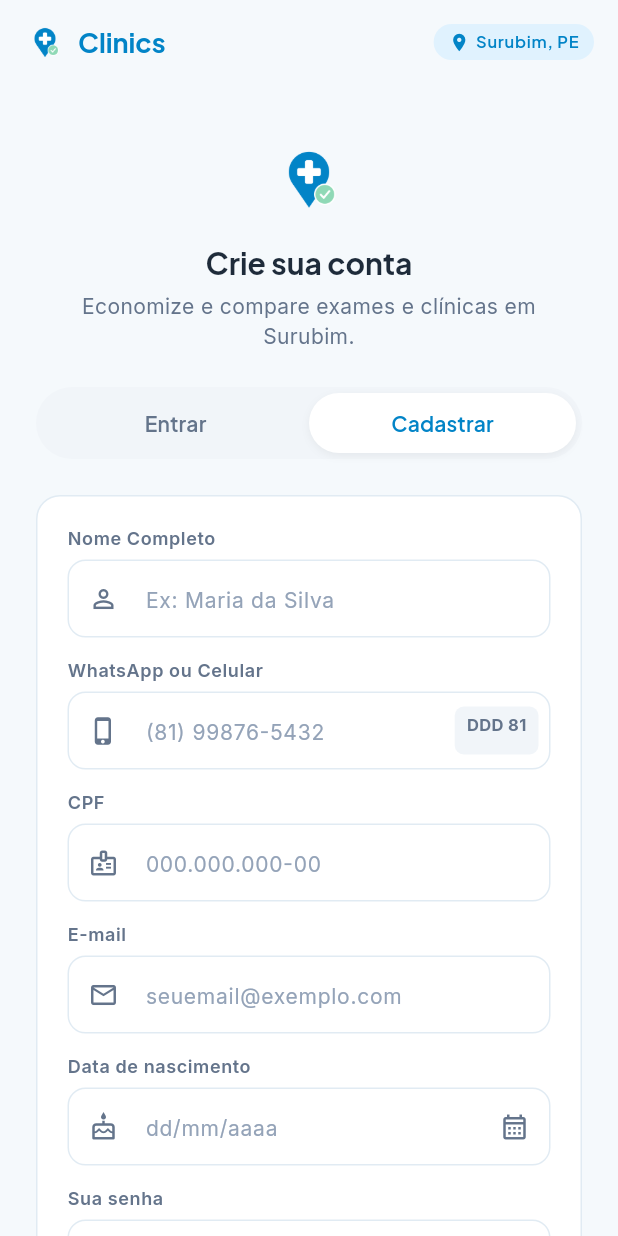
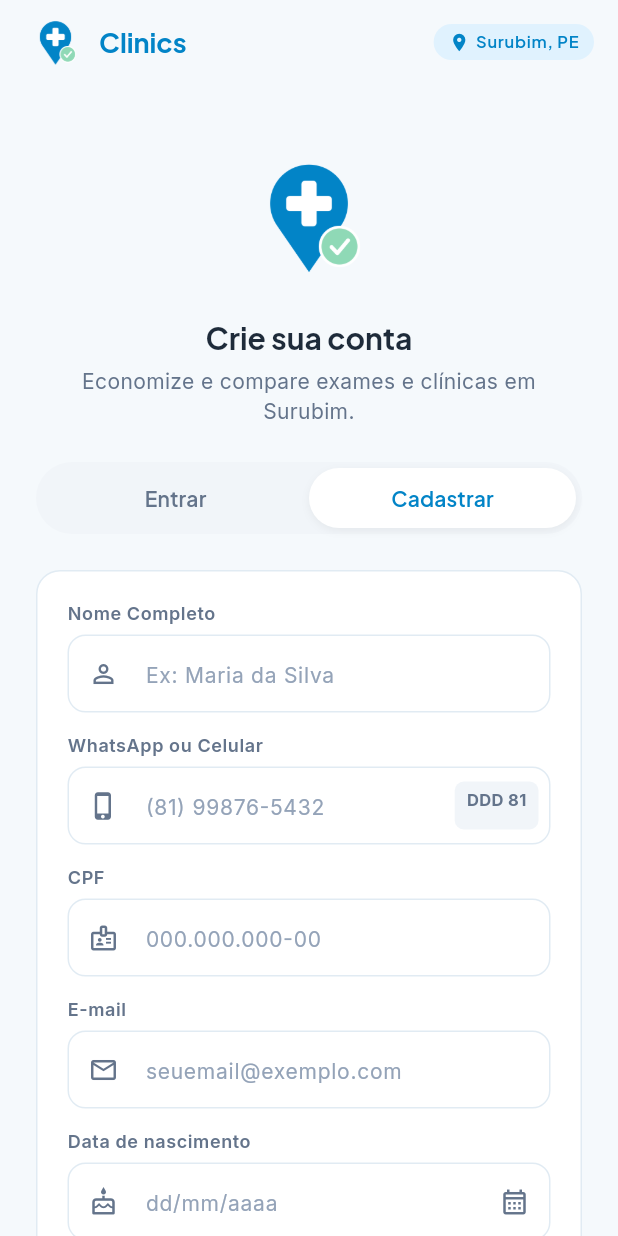
Before and after one commit to MarcioFerreiraL/clinics-mobile, a Flutter app: the screen it shows after launch, after a tap on "Cadastrar", on a phone screen of 412 x 824 dp. Run offline on Flutter 3.47's test engine with Material 3 defaults, Android fonts, the phone set to English and light mode, and no system bars; our stand-ins replace dio, flutter_local_notifications, flutter_riverpod, flutter_secure_storage, flutter_timezone, geolocator and 6 more; network calls fail.

Commit message:
feat(brand): aumenta o logo no ícone, na abertura e nas telas
Co-Authored-By: Claude Sonnet 5.5 <noreply@anthropic.com>

```diff
--- a/clinics/lib/features/auth/presentation/screens/login_screen.dart
+++ b/clinics/lib/features/auth/presentation/screens/login_screen.dart
@@ -124,7 +124,7 @@ class _LoginScreenState extends ConsumerState<LoginScreen> {
         elevation: 0,
         title: Row(
           children: [
-            AppLogo(size: 28),
+            AppLogo(size: 42),
             const SizedBox(width: 8),
             Text(
               'Clinics',
@@ -169,7 +169,7 @@ class _LoginScreenState extends ConsumerState<LoginScreen> {
             crossAxisAlignment: CrossAxisAlignment.stretch,
             children: [
               const SizedBox(height: 12),
-              Center(child: AppLogo(size: 54)),
+              Center(child: AppLogo(size: 104)),
               const SizedBox(height: 16),
               Text(
                 isLoginTab ? 'Acesse sua conta' : 'Crie sua conta',
--- a/clinics/lib/features/search/presentation/screens/home_screen.dart
+++ b/clinics/lib/features/search/presentation/screens/home_screen.dart
@@ -111,7 +111,7 @@ class _HomeScreenState extends ConsumerState<HomeScreen> {
         ),
         title: Row(
           children: [
-            AppLogo(size: 28),
+            AppLogo(size: 42),
             const SizedBox(width: 8),
             Text(
               'Clinics',
--- a/clinics/lib/features/splash/presentation/splash_screen.dart
+++ b/clinics/lib/features/splash/presentation/splash_screen.dart
@@ -87,7 +87,7 @@ class _SplashScreenState extends ConsumerState<SplashScreen>
             crossAxisAlignment: CrossAxisAlignment.center,
             children: [
               const Spacer(flex: 5),
-              AnimatedLogo(animation: _controller, size: 170),
+              AnimatedLogo(animation: _controller, size: 220),
               const SizedBox(height: 12),
               _reveal(
                 0.62,
```
Also changed, not shown: clinics/assets/branding/app_icon.png, clinics/assets/branding/app_icon_foreground.png, 11 other files.
